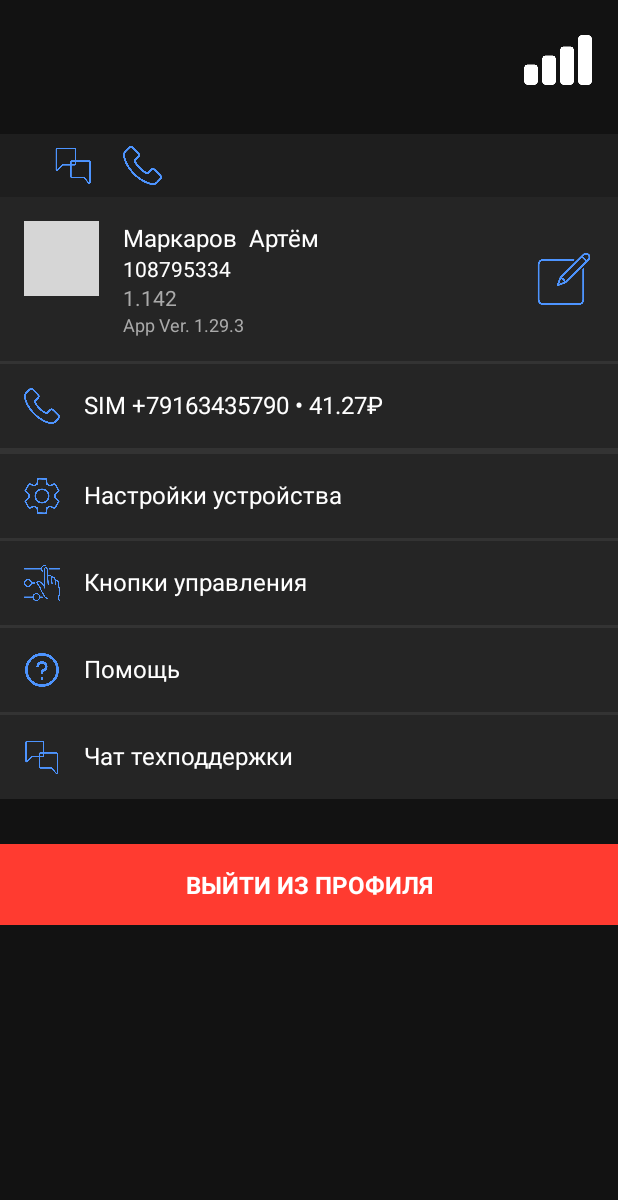
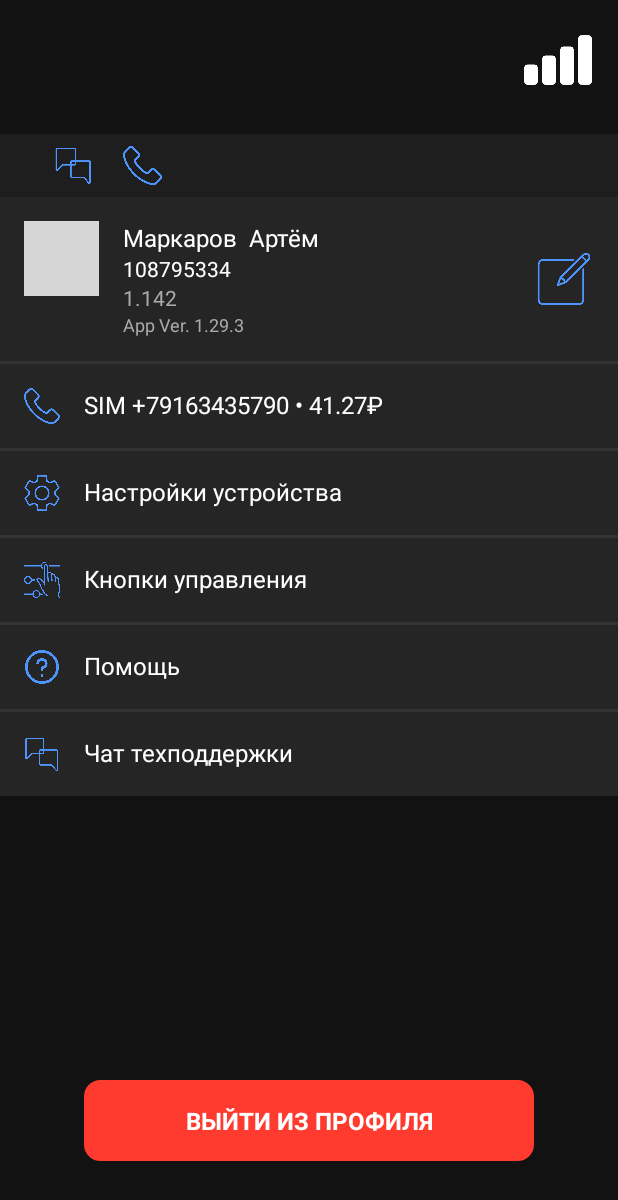
Before and after one commit to Markarov8/PiRMP-Kursovaya, an Android app: the fragment SettingsFragment placed in its activity, on a phone screen of 412 x 824 dp. Shown: the top 1200 px of the screen. Run offline under Robolectric (Android 15) with nearby library versions, the phone set to English and light mode, and no system bars; our stand-ins replace Room's generated code; grey boxes are pictures that could not be loaded.

Commit message:
Улучшена читаемость кода

```diff
--- /dev/null
+++ b/app/src/main/res/drawable/border_radius.xml
@@ -0,0 +1,9 @@
+<?xml version="1.0" encoding="utf-8"?>
+<shape xmlns:android="http://schemas.android.com/apk/res/android" android:shape="rectangle">
+    <corners android:radius="10dp" />
+
+    <!-- Это цвет границы -->
+    <stroke android:width="2dp" android:color="@color/danger" />
+    <!--- Это цвет фона -->
+    <solid android:color="@color/danger" />
+</shape>
--- a/app/src/main/res/layout/fragment_controls.xml
+++ b/app/src/main/res/layout/fragment_controls.xml
@@ -72,7 +72,7 @@
 
                     <TextView
                         android:id="@+id/lock_button_text"
-                        android:layout_width="wrap_content"
+                        android:layout_width="match_parent"
                         android:layout_height="wrap_content"
                         android:text="Разблокировать"
                         android:textColor="@color/text"
--- a/app/src/main/res/layout/fragment_dashboard.xml
+++ b/app/src/main/res/layout/fragment_dashboard.xml
@@ -5,6 +5,7 @@
     android:layout_width="match_parent"
     android:layout_height="match_parent"
     android:background="@color/background">
+
     <!-- Header -->
     <include
         android:id="@+id/header"
--- a/app/src/main/res/layout/fragment_settings.xml
+++ b/app/src/main/res/layout/fragment_settings.xml
@@ -1,5 +1,6 @@
 <?xml version="1.0" encoding="utf-8"?>
-<androidx.constraintlayout.widget.ConstraintLayout xmlns:android="http://schemas.android.com/apk/res/android"
+<androidx.constraintlayout.widget.ConstraintLayout
+    xmlns:android="http://schemas.android.com/apk/res/android"
     xmlns:app="http://schemas.android.com/apk/res-auto"
     xmlns:tools="http://schemas.android.com/tools"
     android:layout_width="match_parent"
@@ -22,10 +23,11 @@
     android:layout_height="wrap_content"
     app:layout_constraintTop_toBottomOf="@+id/header" />
 
-    <ScrollView
+<androidx.core.widget.NestedScrollView
+    android:id="@+id/scroll_view"
     android:layout_width="match_parent"
     android:layout_height="0dp"
-        app:layout_constraintBottom_toBottomOf="parent"
+    app:layout_constraintBottom_toTopOf="@+id/logout_button"
     app:layout_constraintTop_toBottomOf="@+id/info_bar">
 
     <LinearLayout
@@ -68,9 +70,9 @@
                             android:id="@+id/profile_last_name"
                             android:layout_width="wrap_content"
                             android:layout_height="wrap_content"
+                            android:paddingEnd="8sp"
                             android:textColor="@color/text"
                             android:textSize="16sp"
-                                android:paddingEnd="8sp"
                             tools:text="Маркаров" />
 
                         <TextView
@@ -150,7 +152,7 @@
 
         <View
             android:layout_width="match_parent"
-                android:layout_height="4dp"
+            android:layout_height="2dp"
             android:background="@color/border" />
 
         <!-- Settings Options -->
@@ -267,23 +269,24 @@
                     android:textSize="16sp" />
             </LinearLayout>
         </LinearLayout>
+    </LinearLayout>
 
-            <View
-                android:layout_width="match_parent"
-                android:layout_height="30dp" />
+</androidx.core.widget.NestedScrollView>
 
 <TextView
     android:id="@+id/logout_button"
-                android:layout_width="match_parent"
+    android:layout_width="300dp"
     android:layout_height="wrap_content"
-                android:background="@color/danger"
+    android:layout_marginBottom="50dp"
+    android:background="@drawable/border_radius"
     android:gravity="center"
     android:padding="16dp"
     android:text="ВЫЙТИ ИЗ ПРОФИЛЯ"
     android:textColor="@color/text"
     android:textSize="16sp"
-                android:textStyle="bold" />
+    android:textStyle="bold"
+    app:layout_constraintBottom_toBottomOf="parent"
+    app:layout_constraintEnd_toEndOf="parent"
+    app:layout_constraintStart_toStartOf="parent"/>
 
-        </LinearLayout>
-    </ScrollView>
 </androidx.constraintlayout.widget.ConstraintLayout>
```
Lines whose indentation alone changed are shown as unchanged.
